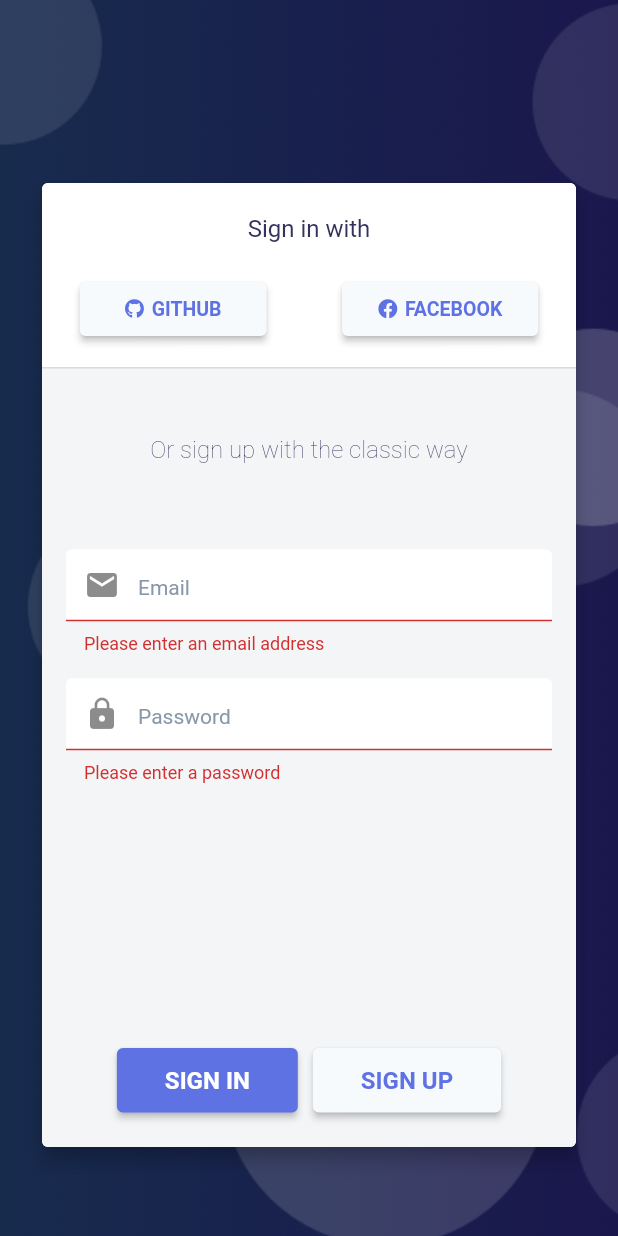
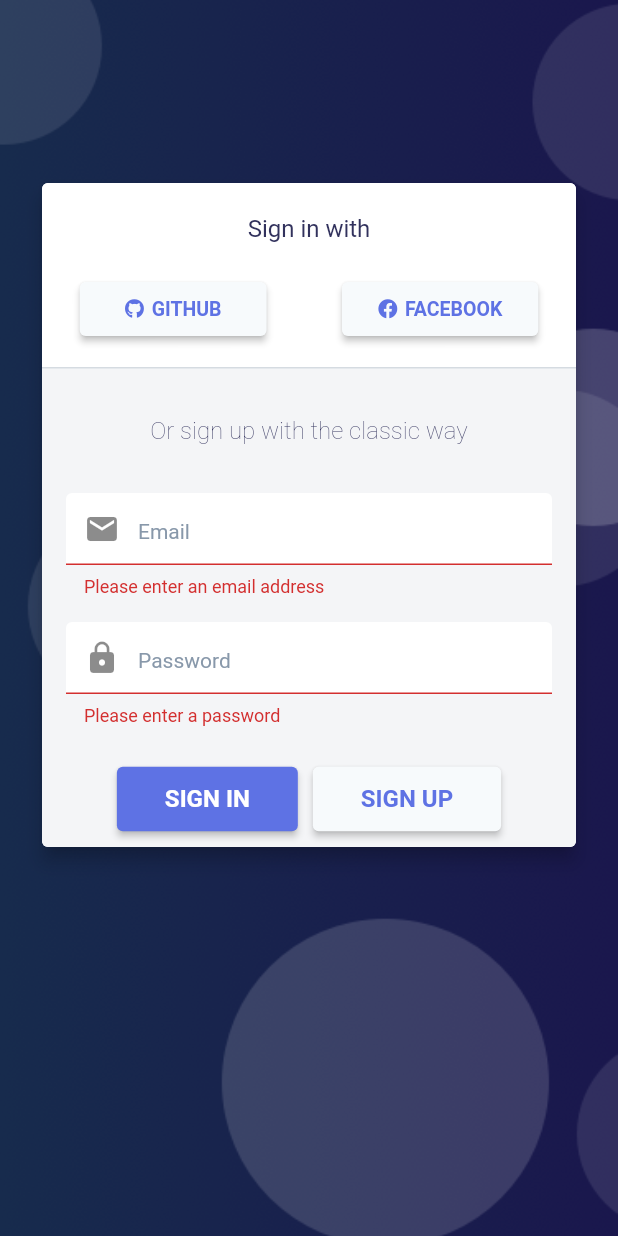
Before and after one commit to jcperezz/cupboard, a Flutter app: the screen it shows after launch, on a phone screen of 412 x 824 dp. Run offline on Flutter 3.47's test engine with Material 2 defaults, Android fonts, the light colour scheme and no system bars; drawn by our look-alikes of loading_overlay; our stand-ins replace awesome_dialog, carousel_slider, dio, firebase_auth, firebase_core, fluro and 3 more; missing offline and left inert: flutter_beautiful_popup; accounts and stored records are empty.

```diff
--- a/lib/screens/login.dart
+++ b/lib/screens/login.dart
@@ -1,18 +1,21 @@
 import 'dart:ui';
-import 'package:cupboard/locale/labels.dart';
-import 'package:cupboard/widgets/button.dart';
 import 'package:flutter/material.dart';
+import 'package:flutter/foundation.dart' show kIsWeb;
+
 import 'package:font_awesome_flutter/font_awesome_flutter.dart';
+import 'package:loading_overlay/loading_overlay.dart';
+import 'package:provider/provider.dart';
 
 import 'package:cupboard/constants/Theme.dart';
 import 'package:cupboard/constants/validators.dart';
+import 'package:cupboard/locale/labels.dart';
 
 import 'package:cupboard/services/authentication_service.dart';
+
 //widgets
+import 'package:cupboard/widgets/button.dart';
 import 'package:cupboard/widgets/navbar.dart';
 import 'package:cupboard/widgets/form-input.dart';
-import 'package:loading_overlay/loading_overlay.dart';
-import 'package:provider/provider.dart';
 
 class LoginScreen extends StatefulWidget {
   @override
@@ -37,21 +40,34 @@ class _LoginScreenState extends State<LoginScreen> {
         rightOptions: false,
       ),
       extendBodyBehindAppBar: true,
-      body: LoadingOverlay(
+      body: _buildScaffoldBody(context, authService),
+    );
+  }
+
+  LoadingOverlay _buildScaffoldBody(
+      BuildContext context, AuthService authService) {
+    return LoadingOverlay(
       child: Stack(
         children: [
           _buildBackground(),
-            _buildSafeArea(context),
+          kIsWeb
+              ? Center(
+                  child: SizedBox(
+                    width: 400,
+                    child: _buildSafeArea(context),
+                  ),
+                )
+              : _buildSafeArea(context),
         ],
       ),
       isLoading: authService.isLoading,
-      ),
     );
   }
 
   Widget _buildSafeArea(BuildContext context) {
     return SafeArea(
-      child: ListView(children: [
+      child: ListView(
+        children: [
           Padding(
             padding: const EdgeInsets.only(
                 top: 16, left: 24.0, right: 24.0, bottom: 32),
@@ -62,13 +78,20 @@ class _LoginScreenState extends State<LoginScreen> {
                   borderRadius: BorderRadius.circular(ArgonColors.shape_radius),
                 ),
                 child: Column(
-                children: [
-                  _buildPageTitle(context),
-                  Form(
+                  children: [_buildPageTitle(context), _buildForm(context)],
+                )),
+          ),
+        ],
+      ),
+    );
+  }
+
+  Form _buildForm(BuildContext context) {
+    return Form(
       key: _formKey,
       autovalidateMode: AutovalidateMode.always,
       child: Container(
-                        height: MediaQuery.of(context).size.height * 0.63,
+          //height: MediaQuery.of(context).size.height * 0.63,
           color: Color.fromRGBO(244, 245, 247, 1),
           child: Padding(
             padding: const EdgeInsets.all(8.0),
@@ -85,17 +108,12 @@ class _LoginScreenState extends State<LoginScreen> {
                       ..._buildPasswordInput(),
                     ],
                   ),
-                                SizedBox(height: 100),
+                  //SizedBox(height: 100),
                   _buildFormButtons(context)
                 ],
               ),
             ),
           )),
-                  )
-                ],
-              )),
-        ),
-      ]),
     );
   }
 
```
Also changed, not shown: 1 other file. Lines whose indentation alone changed are shown as unchanged.
